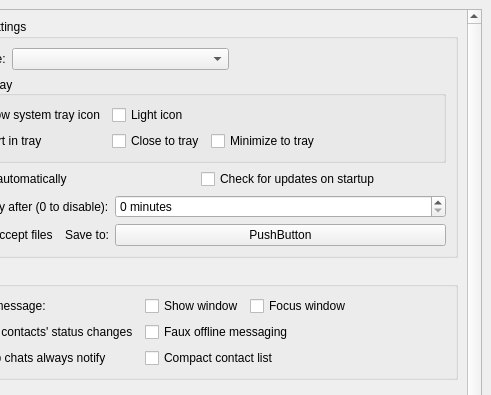
First picture: the form in src/widget/form/settings/generalsettings.ui, repository qTox/qTox, before the edit; both pictures show x 82 to 573 and y 0 to 395 of the 573 by 644 pixel window.
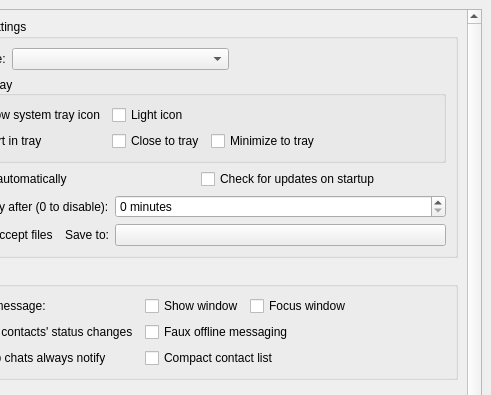
Second picture: the form after the edit.

```diff
--- a/src/widget/form/settings/generalsettings.ui
+++ b/src/widget/form/settings/generalsettings.ui
@@ -245,9 +245,6 @@
               <property name="toolTip">
                <string>Set where files will be saved.</string>
               </property>
-              <property name="text">
-               <string>PushButton</string>
-              </property>
              </widget>
             </item>
             <item row="0" column="2">
```
